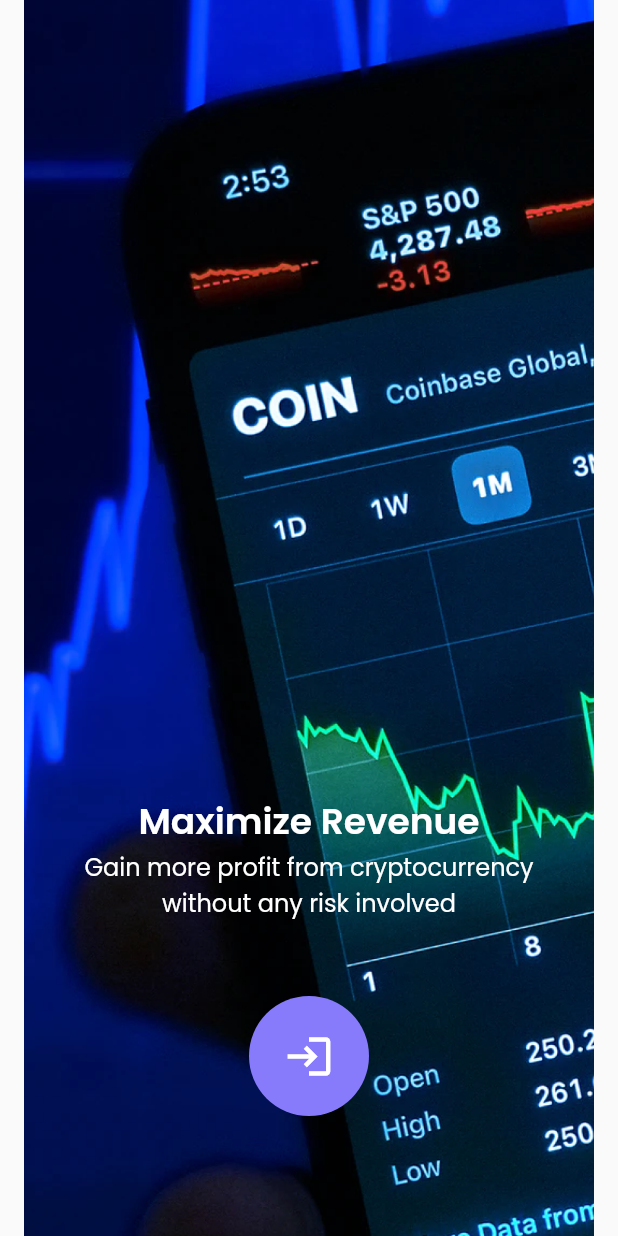
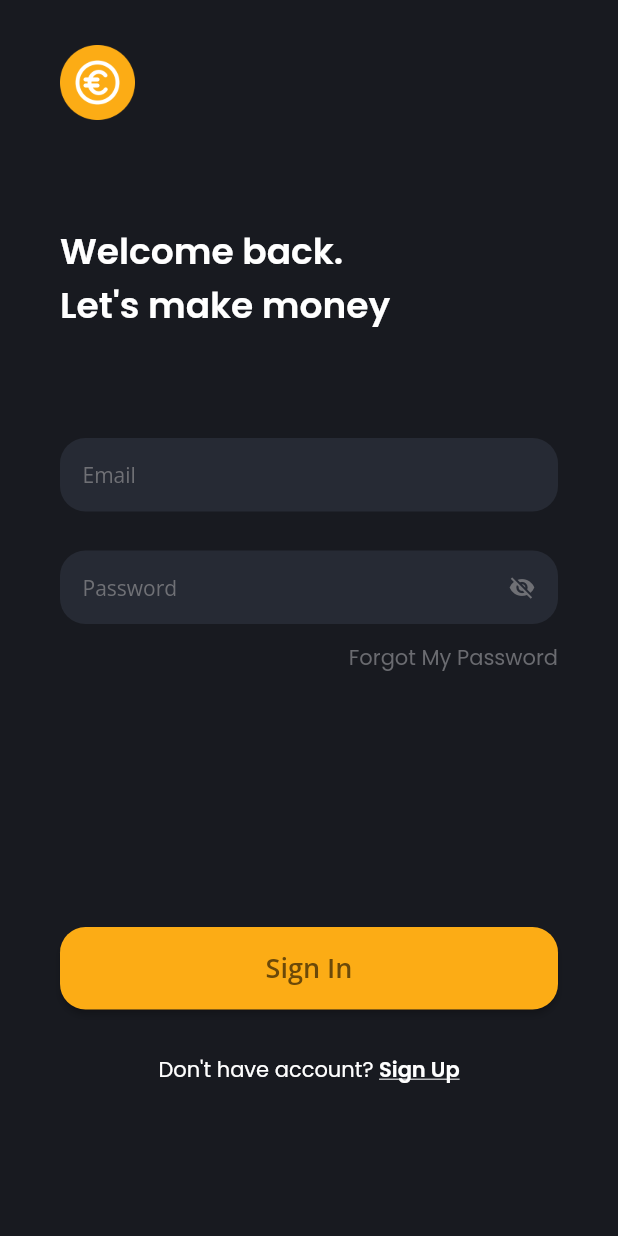
Before and after one commit to anggitpp/7daysdesign, a Flutter app: the screen it shows after launch, on a phone screen of 412 x 824 dp. Run offline on Flutter 3.47's test engine with Material 2 defaults, Android fonts, the light colour scheme and no system bars; our stand-ins replace google_fonts, supercharged.

Commit message:
finish create day 3 dark sign in

```diff
--- a/lib/ shared/theme.dart
+++ b/lib/ shared/theme.dart
@@ -19,3 +19,17 @@ TextStyle day2largeText =
 TextStyle day2mediumText = GoogleFonts.poppins(fontSize: 16);
 TextStyle day2buttonText =
     GoogleFonts.lato(fontSize: 18, fontWeight: FontWeight.w600);
+
+//DAY 3 THEME
+Color day3darkBackgroundColor = '#181A20'.toColor();
+Color day3darkOrangeColor = '#FCAC15'.toColor();
+Color day3darkGrayColor = '#6A6B70'.toColor();
+Color day3darkHintColor = '#6F7075'.toColor();
+Color day3darkInputFillColor = '#262A34'.toColor();
+Color day3darkBrownColor = '#6B4909'.toColor();
+TextStyle day3openSansText = GoogleFonts.openSans(
+  fontSize: 14,
+);
+TextStyle day3poppinsText = GoogleFonts.poppins(
+  fontSize: 14,
+);
--- a/lib/main.dart
+++ b/lib/main.dart
@@ -1,6 +1,8 @@
 import 'package:flutter/material.dart';
 import 'package:sevendaysdesign/pages/day2/get_started_page.dart';
 import 'package:sevendaysdesign/pages/day2/welcome_page.dart';
+import 'package:sevendaysdesign/pages/day3/sign_in_dark_page.dart';
+import 'package:sevendaysdesign/pages/home_page.dart';
 
 void main() {
   runApp(const MyApp());
@@ -14,7 +16,7 @@ class MyApp extends StatelessWidget {
   Widget build(BuildContext context) {
     return MaterialApp(
       title: 'Flutter Demo',
-      home: WelcomePage(),
+      home: SignInDarkPage(),
     );
   }
 }
--- /dev/null
+++ b/lib/pages/day3/sign_in_dark_page.dart
@@ -0,0 +1,163 @@
+import 'package:flutter/material.dart';
+import 'package:sevendaysdesign/%20shared/theme.dart';
+
+class SignInDarkPage extends StatefulWidget {
+  const SignInDarkPage({Key? key}) : super(key: key);
+
+  @override
+  State<SignInDarkPage> createState() => _SignInDarkPageState();
+}
+
+class _SignInDarkPageState extends State<SignInDarkPage> {
+  bool isPasswordVisible = false;
+
+  @override
+  Widget build(BuildContext context) {
+    return Scaffold(
+      backgroundColor: day3darkBackgroundColor,
+      body: SafeArea(
+          child: Padding(
+        padding: const EdgeInsets.only(left: 40, top: 30, right: 40),
+        child: Column(
+          crossAxisAlignment: CrossAxisAlignment.start,
+          children: [
+            Image.asset(
+              'assets/day3-dark-logo.png',
+              width: 50,
+            ),
+            SizedBox(
+              height: 70,
+            ),
+            Text(
+              'Welcome back.\nLet\'s make money',
+              style: day3poppinsText.copyWith(
+                fontSize: 24,
+                fontWeight: FontWeight.w600,
+                color: Colors.white,
+              ),
+            ),
+            SizedBox(
+              height: 70,
+            ),
+            SizedBox(
+              width: MediaQuery.of(context).size.width - 40 * 2,
+              height: 55,
+              child: TextField(
+                style: day3openSansText.copyWith(
+                    color: Colors.white, fontSize: 14),
+                decoration: InputDecoration(
+                  hintText: 'Email',
+                  hintStyle: day3openSansText.copyWith(
+                      color: day3darkHintColor, fontSize: 14),
+                  enabledBorder: OutlineInputBorder(
+                      borderSide: BorderSide(color: Colors.transparent),
+                      borderRadius: BorderRadius.circular(17)),
+                  focusedBorder: OutlineInputBorder(
+                      borderSide: BorderSide(color: Colors.white),
+                      borderRadius: BorderRadius.circular(17)),
+                  contentPadding: EdgeInsets.all(15),
+                  fillColor: day3darkInputFillColor,
+                  filled: true,
+                ),
+              ),
+            ),
+            SizedBox(
+              height: 20,
+            ),
+            SizedBox(
+              width: MediaQuery.of(context).size.width - 40 * 2,
+              height: 55,
+              child: TextField(
+                obscureText: isPasswordVisible ? false : true,
+                style: day3openSansText.copyWith(
+                    color: Colors.white, fontSize: 14),
+                decoration: InputDecoration(
+                  hintText: 'Password',
+                  hintStyle: day3openSansText.copyWith(
+                      color: day3darkHintColor, fontSize: 14),
+                  enabledBorder: OutlineInputBorder(
+                      borderSide: BorderSide(color: Colors.transparent),
+                      borderRadius: BorderRadius.circular(17)),
+                  focusedBorder: OutlineInputBorder(
+                      borderSide: BorderSide(color: Colors.white),
+                      borderRadius: BorderRadius.circular(17)),
+                  contentPadding: EdgeInsets.all(15),
+                  fillColor: day3darkInputFillColor,
+                  filled: true,
+                  suffixIcon: GestureDetector(
+                    onTap: () {
+                      setState(() {
+                        isPasswordVisible = !isPasswordVisible;
+                      });
+                    },
+                    child: Icon(
+                      isPasswordVisible
+                          ? Icons.visibility
+                          : Icons.visibility_off,
+                      size: 18,
+                      color: day3darkHintColor,
+                    ),
+                  ),
+                ),
+              ),
+            ),
+            SizedBox(
+              height: 6,
+            ),
+            Align(
+              alignment: Alignment.centerRight,
+              child: Text(
+                'Forgot My Password',
+                style: day3poppinsText.copyWith(color: day3darkGrayColor),
+              ),
+            ),
+            Spacer(),
+            Container(
+              height: 55,
+              width: MediaQuery.of(context).size.width - 2 * 40,
+              child: ElevatedButton(
+                style: ElevatedButton.styleFrom(
+                  primary: day3darkOrangeColor,
+                  shape: RoundedRectangleBorder(
+                    borderRadius: BorderRadius.circular(17),
+                  ),
+                ),
+                child: Text(
+                  'Sign In',
+                  style: day3openSansText.copyWith(
+                    color: day3darkBrownColor,
+                    fontSize: 18,
+                    fontWeight: FontWeight.w600,
+                  ),
+                ),
+                onPressed: () {},
+              ),
+            ),
+            SizedBox(
+              height: 30,
+            ),
+            Row(
+              mainAxisAlignment: MainAxisAlignment.center,
+              children: [
+                Text(
+                  'Don\'t have account? ',
+                  style: day3poppinsText.copyWith(color: Colors.white),
+                ),
+                Text(
+                  'Sign Up',
+                  style: day3poppinsText.copyWith(
+                      color: Colors.white,
+                      fontWeight: FontWeight.w600,
+                      decoration: TextDecoration.underline),
+                ),
+              ],
+            ),
+            SizedBox(
+              height: 100,
+            ),
+          ],
+        ),
+      )),
+    );
+  }
+}
--- a/lib/pages/home_page.dart
+++ b/lib/pages/home_page.dart
@@ -1,4 +1,6 @@
 import 'package:flutter/material.dart';
+import 'package:sevendaysdesign/pages/day1/splash_page.dart' as day1;
+import 'package:sevendaysdesign/pages/day2/welcome_page.dart' as day2;
 import 'package:sevendaysdesign/widgets/home_page_box.dart';
 
 class HomePage extends StatelessWidget {
@@ -11,8 +13,22 @@ class HomePage extends StatelessWidget {
         child: Column(
           mainAxisAlignment: MainAxisAlignment.center,
           children: [
-            HomePageBox(text: 'Day 1 : Splash Screen'),
-            HomePageBox(text: 'Day 2 : Get Started Screen'),
+            HomePageBox(
+              text: 'Day 1 : Splash Screen',
+              onPressed: () => Navigator.of(context).push(
+                MaterialPageRoute(
+                  builder: (context) => day1.SplashPage(),
+                ),
+              ),
+            ),
+            HomePageBox(
+              text: 'Day 2 : Get Started Screen',
+              onPressed: () => Navigator.of(context).push(
+                MaterialPageRoute(
+                  builder: (context) => day2.WelcomePage(),
+                ),
+              ),
+            ),
             HomePageBox(text: 'Day 3 : Sign In Screen'),
             HomePageBox(text: 'Day 4 : Empty State'),
             HomePageBox(text: 'Day 5 : Rating Screen'),
--- a/lib/widgets/home_page_box.dart
+++ b/lib/widgets/home_page_box.dart
@@ -1,11 +1,14 @@
 import 'package:flutter/material.dart';
+
 import 'package:sevendaysdesign/pages/day1/splash_page.dart';
 
 class HomePageBox extends StatelessWidget {
   final String text;
+  final Function()? onPressed;
   const HomePageBox({
     Key? key,
     required this.text,
+    this.onPressed,
   }) : super(key: key);
 
   @override
@@ -15,11 +18,7 @@ class HomePageBox extends StatelessWidget {
       width: 250,
       height: 50,
       child: ElevatedButton(
-        onPressed: () => Navigator.of(context).push(
-          MaterialPageRoute(
-            builder: (context) => SplashPage(),
-          ),
-        ),
+        onPressed: onPressed,
         style: ElevatedButton.styleFrom(
             shape: RoundedRectangleBorder(
                 borderRadius: BorderRadius.circular(10))),
```
Also changed, not shown: assets/day3-dark-logo.png (added).
